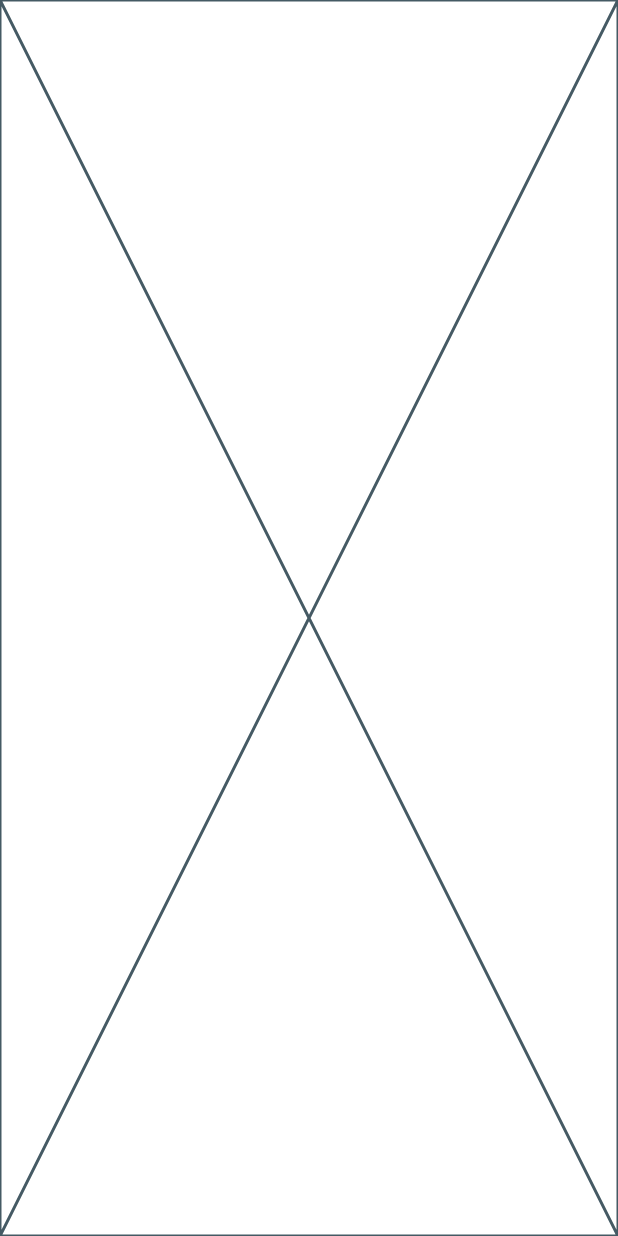
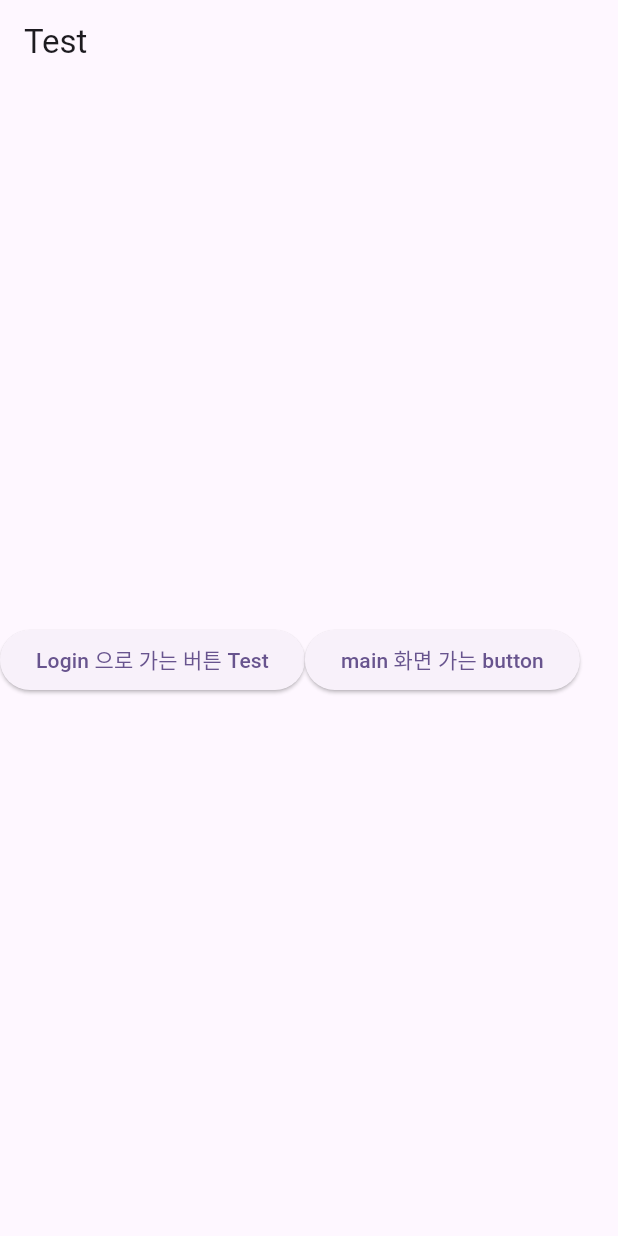
Before and after one commit to tjdwlsaos22/RecoFarm, a Flutter app: the screen it shows after launch, on a phone screen of 412 x 824 dp. Run offline on Flutter 3.47's test engine with Material 3 defaults, Android fonts, the phone set to English and light mode, and no system bars; our stand-ins replace firebase_core, get; accounts and stored records are empty; statements that could not run were skipped.

Commit message:
2024-04-17 13:41 basic frame

```diff
--- a/new_recofarm_app/lib/main.dart
+++ b/new_recofarm_app/lib/main.dart
@@ -1,8 +1,18 @@
 import 'package:firebase_core/firebase_core.dart';
 import 'package:flutter/material.dart';
-import 'package:testproject_app/firebase_options.dart';
+import 'package:get/get.dart';
+import 'package:new_recofarm_app/firebase_options.dart';
+import 'view/home.dart';
 
-import 'view/home.dart';
+/*
+
+  Description : Main
+  Date        :
+  Author      :
+  Updates     :
+  Detail      : -
+
+*/
 
 void main() async {
   WidgetsFlutterBinding.ensureInitialized();
@@ -15,10 +25,9 @@ void main() async {
 class MyApp extends StatelessWidget {
   const MyApp({super.key});
 
-  // This widget is the root of your application.
   @override
   Widget build(BuildContext context) {
-    return MaterialApp(
+    return GetMaterialApp(
       title: 'Flutter Demo',
       theme: ThemeData(
 
--- a/new_recofarm_app/lib/view/home.dart
+++ b/new_recofarm_app/lib/view/home.dart
@@ -1,10 +1,45 @@
 import 'package:flutter/material.dart';
+import 'package:get/route_manager.dart';
+import 'package:new_recofarm_app/view/mainview.dart';
+
+/*
+
+  Description : 현재 Page는 앱 실행 이후 스플래쉬 다음에 나오는 로그인 화면으로 만들었으면 좋겠습니다.
+                파일명은 일단 home으로 만들었습니다.
+                main 실행 시 home으로 들어오니까 test를 위해서 일단 버튼을 만들었습니다.
+  Date        : 2024-04-17 13:33
+  Author      : lcy
+  Updates     :
+  Detail      : -
+
+*/
 
 class Home extends StatelessWidget {
   const Home({super.key});
 
   @override
   Widget build(BuildContext context) {
-    return const Placeholder();
+    return Scaffold(
+      appBar: AppBar(
+        title: const Text('Test'),
+      ),
+      body: Center(
+        child: Row(
+          children: [
+            ElevatedButton(
+              onPressed: () {
+
+              },
+              // Get 경로 알아서 하시면 됩니다. home.dart는 스플래시 화면 및 로그인 메뉴로 만들 생각입니다
+              child: const Text('Login 으로 가는 버튼 Test')
+            ),
+            ElevatedButton(
+              onPressed: () => Get.to(const MainView()),
+              child: const Text('main 화면 가는 button')
+            ),
+          ],
+        ),
+      ),
+    );
   }
 }
--- /dev/null
+++ b/new_recofarm_app/lib/view/home_view_page.dart
@@ -0,0 +1,20 @@
+import 'package:flutter/material.dart';
+
+/*
+
+  Description : 현재 Page는 추후에 로그인 후 들어오는 홈화면으로 만들 생각입니다.
+  Date        : 2024-04-17 13:32
+  Author      : lcy
+  Updates     :
+  Detail      : -
+
+*/
+
+class HomeViewPage extends StatelessWidget {
+  const HomeViewPage({super.key});
+
+  @override
+  Widget build(BuildContext context) {
+    return const Placeholder();
+  }
+}
--- a/new_recofarm_app/pubspec.yaml
+++ b/new_recofarm_app/pubspec.yaml
@@ -1,4 +1,4 @@
-name: testproject_app
+name: new_recofarm_app
 description: "A new Flutter project."
 # The following line prevents the package from being accidentally published to
 # pub.dev using `flutter pub publish`. This is preferred for private packages.
```
Also changed, not shown: new_recofarm_app/lib/view/mainview.dart (added, +72 -0 lines), 4 other files.
